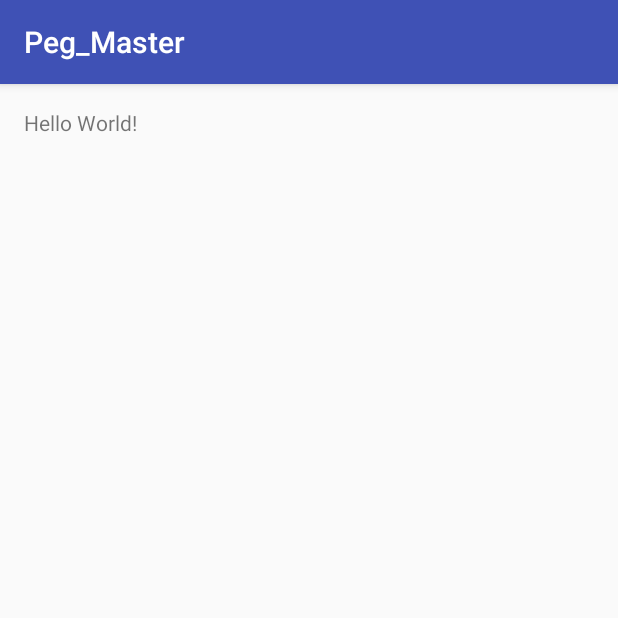
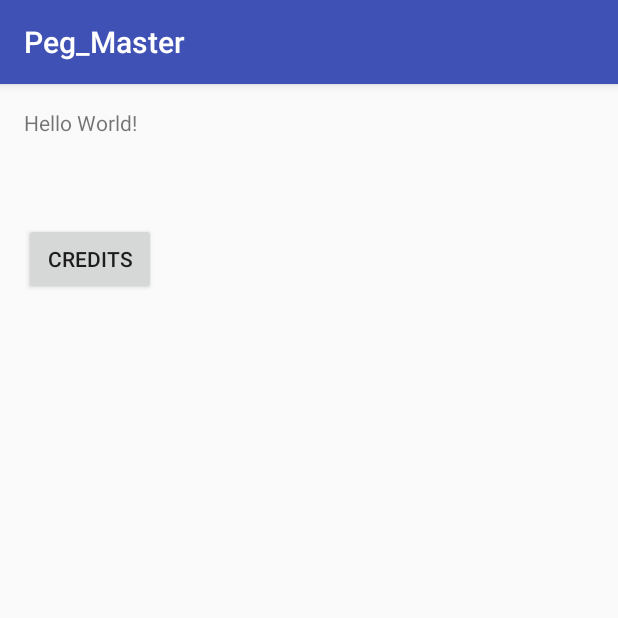
Before and after one commit to zenmasterjobo/CS370_Group_Project, an Android app: the screen it shows after launch (MainMenu), on a phone screen of 412 x 824 dp, the top half of it. Run offline under Robolectric (Android 15) with nearby library versions, the phone set to English and light mode, and no system bars.

Commit message:
Added simple credits button and layout by Nick

```diff
--- a/Peg_Master/app/src/main/java/edu/sonoma/group/peg_master/MainMenu.java
+++ b/Peg_Master/app/src/main/java/edu/sonoma/group/peg_master/MainMenu.java
@@ -2,12 +2,24 @@ package edu.sonoma.group.peg_master;
 
 import android.support.v7.app.AppCompatActivity;
 import android.os.Bundle;
+import android.view.View;
+import android.widget.Button;
 
 public class MainMenu extends AppCompatActivity {
+    private Button creditButton;
 
     @Override
     protected void onCreate(Bundle savedInstanceState) {
         super.onCreate(savedInstanceState);
         setContentView(R.layout.activity_main_menu);
+        //setContentView(R.layout.testlayout);
+        creditButton = (Button)findViewById(R.id.creditbutton);
+        creditButton.setOnClickListener(new View.OnClickListener() {
+            @Override
+            public void onClick(View v) {
+                setContentView(R.layout.credit_layout);
+            }
+        });
+
     }
 }
--- a/Peg_Master/app/src/main/res/layout/activity_main_menu.xml
+++ b/Peg_Master/app/src/main/res/layout/activity_main_menu.xml
@@ -13,5 +13,15 @@
     <TextView
         android:text="Hello World!"
         android:layout_width="wrap_content"
-        android:layout_height="wrap_content" />
+        android:layout_height="wrap_content"
+        android:id="@+id/textView" />
+
+    <Button
+        android:layout_width="wrap_content"
+        android:layout_height="wrap_content"
+        android:text="Credits"
+        android:id="@+id/creditbutton"
+        android:layout_below="@+id/textView"
+        android:layout_alignParentStart="true"
+        android:layout_marginTop="57dp" />
 </RelativeLayout>
```
Also changed, not shown: Peg_Master/app/src/main/res/layout/credit_layout.xml (added, +12 -0 lines).
